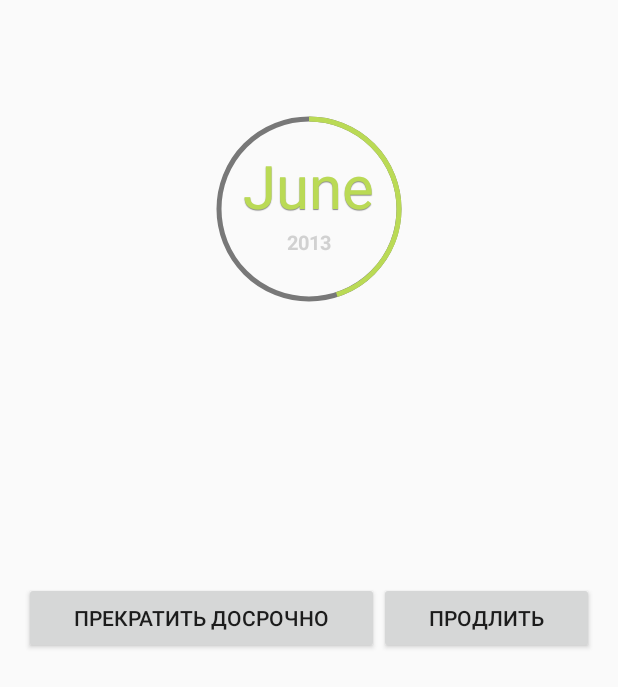
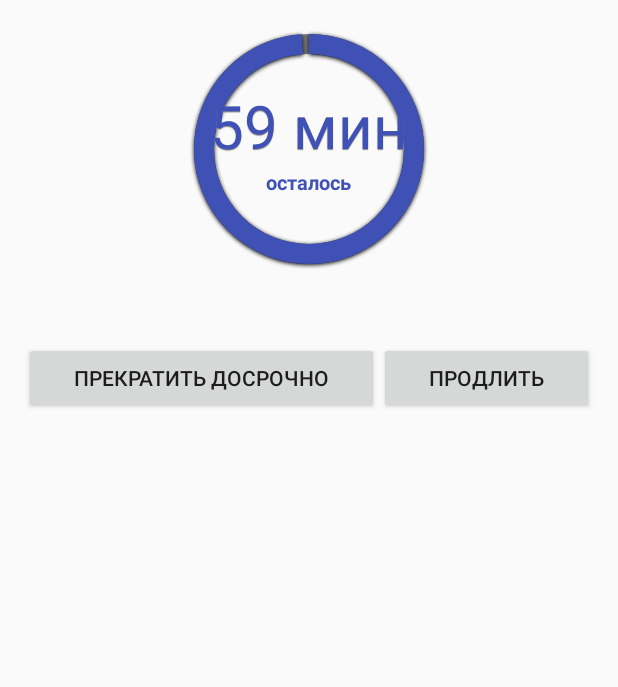
Before and after one commit to BigNordman/SMSParking, an Android app: the screen it shows after launch (ParkingActivity), after a tap on an icon or button, on a phone screen of 412 x 824 dp. Shown: the top 687 px of the screen. Run offline under Robolectric (Android 15) with nearby library versions, the phone set to English and light mode, and no system bars.

Commit message:
Circular Progress Bar

```diff
--- a/app/src/main/java/com/nordman/big/smsparking/MainActivity.java
+++ b/app/src/main/java/com/nordman/big/smsparking/MainActivity.java
@@ -1,5 +1,7 @@
 package com.nordman.big.smsparking;
 
+import android.app.AlertDialog;
+import android.content.DialogInterface;
 import android.content.Intent;
 import android.content.SharedPreferences;
 import android.graphics.Color;
@@ -11,6 +13,7 @@ import android.preference.PreferenceManager;
 import android.support.v7.app.AppCompatActivity;
 import android.os.Bundle;
 import android.util.Log;
+import android.view.KeyEvent;
 import android.view.Menu;
 import android.view.MenuItem;
 import android.view.View;
@@ -34,6 +37,8 @@ import java.util.TimerTask;
 public class MainActivity extends AppCompatActivity implements GoogleApiClient.ConnectionCallbacks, GoogleApiClient.OnConnectionFailedListener, LocationListener, PopupMenu.OnMenuItemClickListener {
     public static final long UPDATE_INTERVAL_IN_MILLISECONDS = 5000;
     public static final long FASTEST_UPDATE_INTERVAL_IN_MILLISECONDS = UPDATE_INTERVAL_IN_MILLISECONDS / 5;
+    public static final long MILLIS_IN_HOUR = 3600000;
+    public static final long MILLIS_IN_MINUTE = 60000;
     public static final int STATUS_INITIAL = 1;
     public static final int STATUS_CONFIRM = 2;
     int appStatus = STATUS_INITIAL;
@@ -70,6 +75,18 @@ public class MainActivity extends AppCompatActivity implements GoogleApiClient.C
                     .build();
         }
     }
+
+    // есть ли текущая оплаченная парковка
+    private boolean parkingActive() {
+        SharedPreferences prefs = PreferenceManager.getDefaultSharedPreferences(this);
+        long lh = Long.parseLong(prefs.getString("LastHours", "1"));
+        long lpt = Long.parseLong(prefs.getString("LastParkTime", "0"));
+        long current = (new Date()).getTime();
+        int curProgress = (int) (100 * (lh*MILLIS_IN_HOUR - (current - lpt) )/(lh*MILLIS_IN_HOUR));
+
+        return (curProgress>0);
+    }
+
     @Override
     protected void onStart() {
         Log.d("LOG", "onStart...");
@@ -89,6 +106,12 @@ public class MainActivity extends AppCompatActivity implements GoogleApiClient.C
     @Override
     protected void onResume() {
         Log.d("LOG", "onResume...");
+
+        if (parkingActive()){
+            Intent intent = new Intent(this, ParkingActivity.class);
+            startActivity(intent);
+        }
+
         super.onResume();
         SharedPreferences prefs= PreferenceManager.getDefaultSharedPreferences(this);
         regNum = prefs.getString("regnum", "________");
@@ -361,4 +384,26 @@ public class MainActivity extends AppCompatActivity implements GoogleApiClient.C
         startActivity(intent);
     }
 
+    @Override
+    public boolean onKeyDown(int keyCode, KeyEvent event) {
+        if ((keyCode == KeyEvent.KEYCODE_BACK)) {
+            AlertDialog alertDialog = new AlertDialog.Builder(this)
+                    .setMessage("Выйти из приложения?")
+                    .setPositiveButton("Да", new DialogInterface.OnClickListener() {
+                        public void onClick(DialogInterface dialogInterface, int i) {
+                            timer.cancel();
+                            timer = null;
+                            moveTaskToBack(true);
+                            finish();
+                        }
+                    })
+                    .setNegativeButton("Нет", new DialogInterface.OnClickListener() {
+                        public void onClick(DialogInterface dialogInterface, int i) {
+                        }
+                    })
+                    .show();
+            return false;
+        }
+        return super.onKeyDown(keyCode, event);
+    }
 }
--- a/app/src/main/java/com/nordman/big/smsparking/ParkingActivity.java
+++ b/app/src/main/java/com/nordman/big/smsparking/ParkingActivity.java
@@ -5,6 +5,8 @@ import android.app.AlertDialog;
 import android.content.DialogInterface;
 import android.content.SharedPreferences;
 import android.os.Bundle;
+import android.os.Handler;
+import android.os.Message;
 import android.preference.PreferenceManager;
 import android.util.Log;
 import android.view.KeyEvent;
@@ -12,8 +14,18 @@ import android.view.View;
 
 import com.lylc.widget.circularprogressbar.CircularProgressBar;
 
+import java.util.Date;
+import java.util.Timer;
+import java.util.TimerTask;
+
 
 public class ParkingActivity extends Activity {
+    public static final long MILLIS_IN_HOUR = 3600000;
+    public static final long MILLIS_IN_MINUTE = 60000;
+    Timer timer = null;
+    Long lh, lpt;
+    CircularProgressBar pb;
+
 
     @Override
     protected void onCreate(Bundle savedInstanceState) {
@@ -21,15 +33,41 @@ public class ParkingActivity extends Activity {
         setContentView(R.layout.activity_parking);
 
         SharedPreferences prefs= PreferenceManager.getDefaultSharedPreferences(this);
-        Log.d("LOG", "LastParkTime = " + prefs.getString("LastParkTime", ""));
-        Log.d("LOG", "LastHours = " + prefs.getString("LastHours", ""));
+        lh = Long.parseLong(prefs.getString("LastHours", "1"));
+        lpt = Long.parseLong(prefs.getString("LastParkTime", "0"));
+        pb = (CircularProgressBar) findViewById(R.id.circularprogressbar1);
+        setProgress();
 
-        CircularProgressBar c1 = (CircularProgressBar) findViewById(R.id.circularprogressbar1);
-        c1.setProgress(45);
-        c1.setTitle("June");
-        c1.setSubTitle("2013");
+        if (timer==null){
+            timer = new Timer();
+            timer.schedule(new UpdateTimeTask(), 0, MILLIS_IN_MINUTE); //тикаем каждую минуту
+        }
 
     }
+
+    private void setProgress() {
+        long current = (new Date()).getTime();
+
+        int curProgress = (int) (100 * (lh*MILLIS_IN_HOUR - (current - lpt) )/(lh*MILLIS_IN_HOUR));
+        int minutes = (int) ((lh*MILLIS_IN_HOUR - (current - lpt))/MILLIS_IN_MINUTE);
+        pb.setProgress(curProgress);
+        pb.setTitle(String.valueOf(minutes) + " мин");
+    }
+
+    private class UpdateTimeTask extends TimerTask {
+        public void run() {
+            h.sendEmptyMessage(0);
+        }
+    }
+
+    final Handler h = new Handler(new Handler.Callback() {
+        @Override
+        public boolean handleMessage(Message msg) {
+            // обрабатываем сообщение таймера
+            setProgress();
+            return false;
+        }
+    });
 
     public void stopParkingButtonOnClick(View view) {
     }
@@ -44,6 +82,8 @@ public class ParkingActivity extends Activity {
                     .setMessage("Выйти из приложения?")
                     .setPositiveButton("Да", new DialogInterface.OnClickListener() {
                         public void onClick(DialogInterface dialogInterface, int i) {
+                            timer.cancel();
+                            timer = null;
                             moveTaskToBack(true);
                             finish();
                         }
--- a/app/src/main/res/layout/activity_main.xml
+++ b/app/src/main/res/layout/activity_main.xml
@@ -115,7 +115,7 @@
         android:id="@+id/progressBar"
         android:visibility="invisible"
         android:layout_below="@+id/sendMessage"
-        android:layout_alignEnd="@+id/smsText" />
+        android:layout_alignEnd="@+id/smsText"/>
 
     <Button
         android:layout_width="wrap_content"
--- a/app/src/main/res/layout/activity_parking.xml
+++ b/app/src/main/res/layout/activity_parking.xml
@@ -15,8 +15,9 @@
         android:layout_height="wrap_content"
         android:orientation="horizontal"
         android:id="@+id/parkingButtonsLinearLayout"
-        android:layout_centerVertical="true"
-        android:layout_alignParentStart="true">
+        android:layout_below="@+id/circularprogressbar1"
+        android:layout_alignParentStart="true"
+        android:layout_marginTop="45dp">
 
         <Button
             android:text="@string/stopParkingButtonText"
@@ -36,14 +37,17 @@
 
     <com.lylc.widget.circularprogressbar.CircularProgressBar
         android:id="@+id/circularprogressbar1"
-        style="@style/Widget.ProgressBar.Holo.CircularProgressBar"
-        android:layout_width="120dip"
-        android:layout_height="120dip"
-        circular:subtitle="subtitle"
-        circular:title="Title"
+        style="@style/Widget.ProgressBar.CircularProgressBar"
+        android:layout_width="140dip"
+        android:layout_height="140dip"
+        android:indeterminate="false"
+        circular:cpb_title="112 мин"
+        circular:cpb_subtitle="осталось"
+        circular:cpb_progressColor="#3F51B5"
+        circular:cpb_titleColor="#3F51B5"
+        circular:cpb_subtitleColor="#3F51B5"
+        android:progress="56"
         android:layout_alignParentTop="true"
-        android:layout_centerHorizontal="true"
-        android:layout_marginTop="50dp"
-        android:indeterminate="false" />
+        android:layout_centerHorizontal="true" />
 
 </RelativeLayout>
--- a/settings.gradle
+++ b/settings.gradle
@@ -1 +1 @@
-include ':app'
+include ':app', ':library'
```
